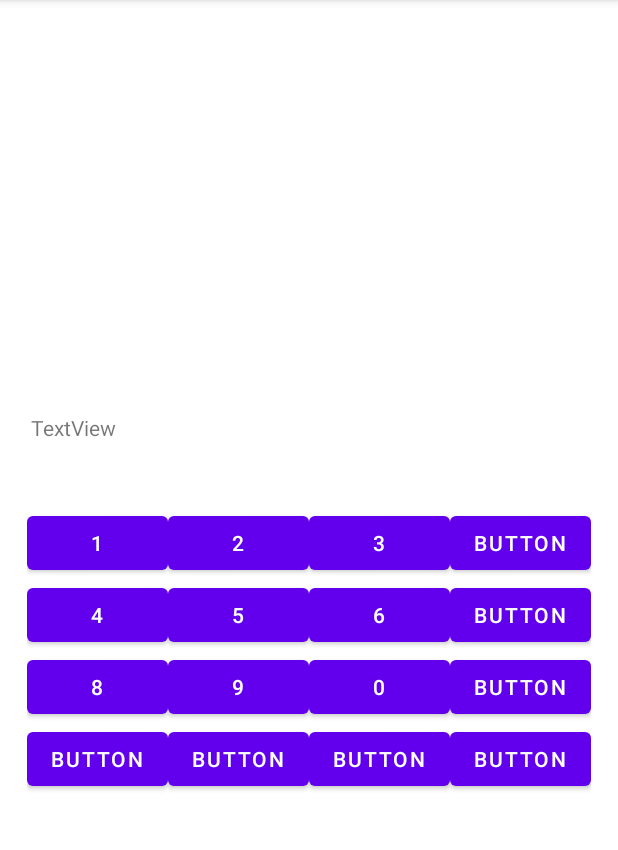
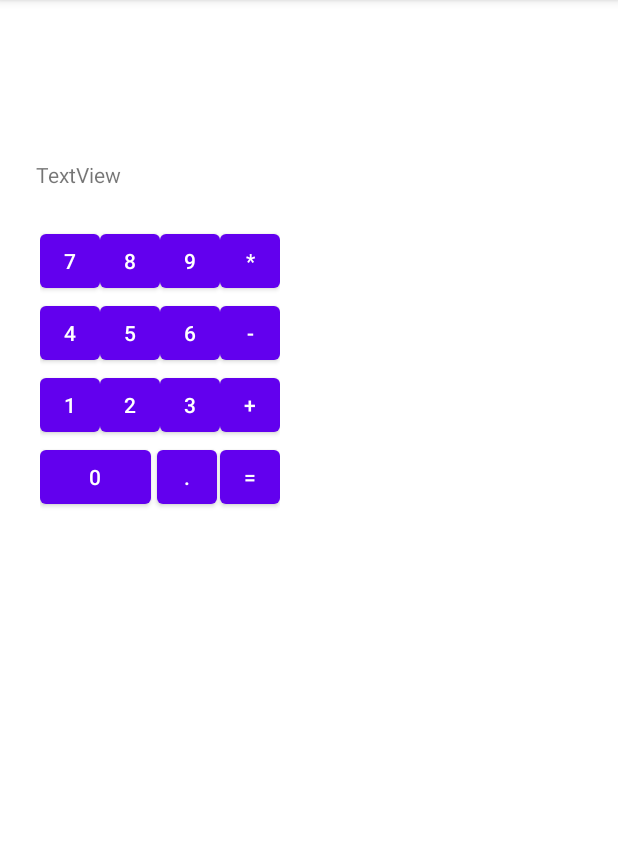
Before and after one commit to PavelIks/Android_Calculator, an Android app: the screen it shows after launch (MainActivity), on a phone screen of 412 x 824 dp, the part 84-934 px from its top. Run offline under Robolectric (Android 15) with nearby library versions, the phone set to English and light mode, and no system bars.

Commit message:
Updated-3.

```diff
--- a/app/src/main/java/com/example/calc/MainActivity.java
+++ b/app/src/main/java/com/example/calc/MainActivity.java
@@ -44,7 +44,7 @@ public class MainActivity extends AppCompatActivity
             @Override
             public void onClick(View v)
             {
-                tv1_ID.setText(tv1_ID.getText() + "1");
+                tv1_ID.setText(tv1_ID.getText() + "2");
             }
         });
 
@@ -53,7 +53,7 @@ public class MainActivity extends AppCompatActivity
             @Override
             public void onClick(View v)
             {
-                tv1_ID.setText(tv1_ID.getText() + "1");
+                tv1_ID.setText(tv1_ID.getText() + "3");
             }
         });
 
@@ -62,7 +62,7 @@ public class MainActivity extends AppCompatActivity
             @Override
             public void onClick(View v)
             {
-                tv1_ID.setText(tv1_ID.getText() + "1");
+                tv1_ID.setText(tv1_ID.getText() + "4");
             }
         });
 
@@ -71,7 +71,7 @@ public class MainActivity extends AppCompatActivity
             @Override
             public void onClick(View v)
             {
-                tv1_ID.setText(tv1_ID.getText() + "1");
+                tv1_ID.setText(tv1_ID.getText() + "5");
             }
         });
 
@@ -80,7 +80,7 @@ public class MainActivity extends AppCompatActivity
             @Override
             public void onClick(View v)
             {
-                tv1_ID.setText(tv1_ID.getText() + "1");
+                tv1_ID.setText(tv1_ID.getText() + "6");
             }
         });
 
@@ -89,7 +89,7 @@ public class MainActivity extends AppCompatActivity
             @Override
             public void onClick(View v)
             {
-                tv1_ID.setText(tv1_ID.getText() + "1");
+                tv1_ID.setText(tv1_ID.getText() + "7");
             }
         });
 
@@ -98,7 +98,7 @@ public class MainActivity extends AppCompatActivity
             @Override
             public void onClick(View v)
             {
-                tv1_ID.setText(tv1_ID.getText() + "1");
+                tv1_ID.setText(tv1_ID.getText() + "8");
             }
         });
 
@@ -107,7 +107,7 @@ public class MainActivity extends AppCompatActivity
             @Override
             public void onClick(View v)
             {
-                tv1_ID.setText(tv1_ID.getText() + "1");
+                tv1_ID.setText(tv1_ID.getText() + "9");
             }
         });
     }
--- a/app/src/main/res/layout/activity_main.xml
+++ b/app/src/main/res/layout/activity_main.xml
@@ -6,152 +6,214 @@
     android:layout_height="wrap_content"
     tools:context=".MainActivity">
 
-    <TableLayout
-        android:id="@+id/tableLayout"
+    <LinearLayout
+        android:id="@+id/linearLayout"
         android:layout_width="wrap_content"
         android:layout_height="wrap_content"
-        android:layout_marginStart="25dp"
-        android:layout_marginLeft="25dp"
-        android:layout_marginTop="400dp"
-        android:layout_marginEnd="25dp"
-        android:layout_marginRight="25dp"
-        android:layout_marginBottom="300dp"
-        android:visibility="visible"
-        app:layout_constraintBottom_toBottomOf="parent"
+        android:layout_marginStart="16dp"
+        android:layout_marginLeft="16dp"
+        android:layout_marginTop="150dp"
+        android:layout_marginEnd="16dp"
+        android:layout_marginRight="16dp"
+        android:layout_marginBottom="74dp"
+        android:orientation="vertical"
+        app:layout_constraintBottom_toTopOf="@+id/tv1"
         app:layout_constraintEnd_toEndOf="parent"
         app:layout_constraintStart_toStartOf="parent"
-        app:layout_constraintTop_toTopOf="parent">
+        app:layout_constraintTop_toTopOf="parent"
+        app:layout_constraintVertical_bias="0.0">
 
-        <TableRow
+        <LinearLayout
             android:layout_width="match_parent"
-            android:layout_height="match_parent">
+            android:layout_height="match_parent"
+            android:orientation="horizontal">
+
+            <Button
+                android:id="@+id/btn9"
+                android:layout_width="40dp"
+                android:layout_height="wrap_content"
+                android:text="7" />
+
+            <Space
+                android:layout_width="wrap_content"
+                android:layout_height="wrap_content"
+                android:layout_weight="1" />
+
+            <Button
+                android:id="@+id/btn10"
+                android:layout_width="40dp"
+                android:layout_height="wrap_content"
+                android:text="8" />
+
+            <Space
+                android:layout_width="wrap_content"
+                android:layout_height="wrap_content"
+                android:layout_weight="1" />
+
+            <Button
+                android:id="@+id/btn11"
+                android:layout_width="40dp"
+                android:layout_height="wrap_content"
+                android:text="9" />
+
+            <Space
+                android:layout_width="wrap_content"
+                android:layout_height="wrap_content"
+                android:layout_weight="1" />
+
+            <Button
+                android:id="@+id/btn12"
+                android:layout_width="40dp"
+                android:layout_height="wrap_content"
+                android:text="*" />
+        </LinearLayout>
+
+        <LinearLayout
+            android:layout_width="match_parent"
+            android:layout_height="match_parent"
+            android:orientation="horizontal">
+
+            <Button
+                android:id="@+id/btn5"
+                android:layout_width="40dp"
+                android:layout_height="wrap_content"
+                android:text="4" />
+
+            <Space
+                android:layout_width="wrap_content"
+                android:layout_height="wrap_content"
+                android:layout_weight="1" />
+
+            <Button
+                android:id="@+id/btn6"
+                android:layout_width="40dp"
+                android:layout_height="wrap_content"
+                android:text="5" />
+
+            <Space
+                android:layout_width="wrap_content"
+                android:layout_height="wrap_content"
+                android:layout_weight="1" />
+
+            <Button
+                android:id="@+id/btn7"
+                android:layout_width="40dp"
+                android:layout_height="wrap_content"
+                android:text="6" />
+
+            <Space
+                android:layout_width="wrap_content"
+                android:layout_height="wrap_content"
+                android:layout_weight="1" />
+
+            <Button
+                android:id="@+id/btn8"
+                android:layout_width="40dp"
+                android:layout_height="wrap_content"
+                android:text="-" />
+        </LinearLayout>
+
+        <LinearLayout
+            android:layout_width="match_parent"
+            android:layout_height="match_parent"
+            android:orientation="horizontal">
 
             <Button
                 android:id="@+id/btn1"
-                android:layout_width="wrap_content"
+                android:layout_width="40dp"
                 android:layout_height="wrap_content"
                 android:text="1" />
 
+            <Space
+                android:layout_width="wrap_content"
+                android:layout_height="wrap_content"
+                android:layout_weight="1" />
+
             <Button
                 android:id="@+id/btn2"
-                android:layout_width="wrap_content"
+                android:layout_width="40dp"
                 android:layout_height="wrap_content"
                 android:text="2" />
 
+            <Space
+                android:layout_width="wrap_content"
+                android:layout_height="wrap_content"
+                android:layout_weight="1" />
+
             <Button
                 android:id="@+id/btn3"
-                android:layout_width="wrap_content"
+                android:layout_width="40dp"
                 android:layout_height="wrap_content"
                 android:text="3" />
 
+            <Space
+                android:layout_width="wrap_content"
+                android:layout_height="wrap_content"
+                android:layout_weight="1" />
+
             <Button
                 android:id="@+id/btn4"
-                android:layout_width="wrap_content"
+                android:layout_width="40dp"
                 android:layout_height="wrap_content"
-                android:text="Button" />
-        </TableRow>
+                android:text="+" />
 
-        <TableRow
+        </LinearLayout>
+
+        <LinearLayout
             android:layout_width="match_parent"
-            android:layout_height="match_parent">
+            android:layout_height="match_parent"
+            android:orientation="horizontal">
 
             <Button
-                android:id="@+id/btn5"
-                android:layout_width="wrap_content"
-                android:layout_height="wrap_content"
-                android:text="4" />
-
-            <Button
-                android:id="@+id/btn6"
-                android:layout_width="wrap_content"
-                android:layout_height="wrap_content"
-                android:text="5" />
-
-            <Button
-                android:id="@+id/btn7"
-                android:layout_width="wrap_content"
-                android:layout_height="wrap_content"
-                android:text="6" />
-
-            <Button
-                android:id="@+id/btn8"
-                android:layout_width="wrap_content"
-                android:layout_height="wrap_content"
-                android:text="Button" />
-        </TableRow>
-
-        <TableRow
-            android:layout_width="match_parent"
-            android:layout_height="match_parent">
-
-            <Button
-                android:id="@+id/btn9"
-                android:layout_width="wrap_content"
-                android:layout_height="wrap_content"
-                android:text="8" />
-
-            <Button
-                android:id="@+id/btn10"
-                android:layout_width="wrap_content"
-                android:layout_height="wrap_content"
-                android:text="9" />
-
-            <Button
-                android:id="@+id/btn11"
-                android:layout_width="wrap_content"
+                android:id="@+id/btn16"
+                android:layout_width="74dp"
                 android:layout_height="wrap_content"
                 android:text="0" />
 
-            <Button
-                android:id="@+id/btn12"
+            <Space
                 android:layout_width="wrap_content"
                 android:layout_height="wrap_content"
-                android:text="Button" />
-        </TableRow>
+                android:layout_weight="1" />
 
-        <TableRow
-            android:layout_width="match_parent"
-            android:layout_height="match_parent">
+            <Space
+                android:layout_width="wrap_content"
+                android:layout_height="wrap_content"
+                android:layout_weight="1" />
+
+            <Button
+                android:id="@+id/btn14"
+                android:layout_width="40dp"
+                android:layout_height="wrap_content"
+                android:text="." />
+
+            <Space
+                android:layout_width="wrap_content"
+                android:layout_height="wrap_content"
+                android:layout_weight="1" />
 
             <Button
                 android:id="@+id/btn13"
-                android:layout_width="wrap_content"
+                android:layout_width="40dp"
                 android:layout_height="wrap_content"
-                android:text="Button" />
+                android:text="=" />
+        </LinearLayout>
 
-            <Button
-                android:id="@+id/btn14"
-                android:layout_width="wrap_content"
-                android:layout_height="wrap_content"
-                android:text="Button" />
-
-            <Button
-                android:id="@+id/btn15"
-                android:layout_width="wrap_content"
-                android:layout_height="wrap_content"
-                android:text="Button" />
-
-            <Button
-                android:id="@+id/btn16"
-                android:layout_width="wrap_content"
-                android:layout_height="wrap_content"
-                android:text="Button" />
-        </TableRow>
-    </TableLayout>
+    </LinearLayout>
 
     <TextView
         android:id="@+id/tv1"
-        android:layout_width="366dp"
-        android:layout_height="41dp"
-        android:layout_marginStart="20dp"
-        android:layout_marginLeft="20dp"
-        android:layout_marginTop="266dp"
+        android:layout_width="163dp"
+        android:layout_height="43dp"
+        android:layout_marginStart="24dp"
+        android:layout_marginLeft="24dp"
+        android:layout_marginTop="110dp"
         android:layout_marginEnd="25dp"
         android:layout_marginRight="25dp"
-        android:layout_marginBottom="12dp"
         android:text="TextView"
-        app:layout_constraintBottom_toTopOf="@+id/tableLayout"
+        app:layout_constraintBottom_toTopOf="@+id/linearLayout"
         app:layout_constraintEnd_toEndOf="parent"
+        app:layout_constraintHorizontal_bias="1.0"
         app:layout_constraintStart_toStartOf="parent"
-        app:layout_constraintTop_toTopOf="parent" />
+        app:layout_constraintTop_toTopOf="parent"
+        app:layout_constraintVertical_bias="1.0" />
 </androidx.constraintlayout.widget.ConstraintLayout>
```
